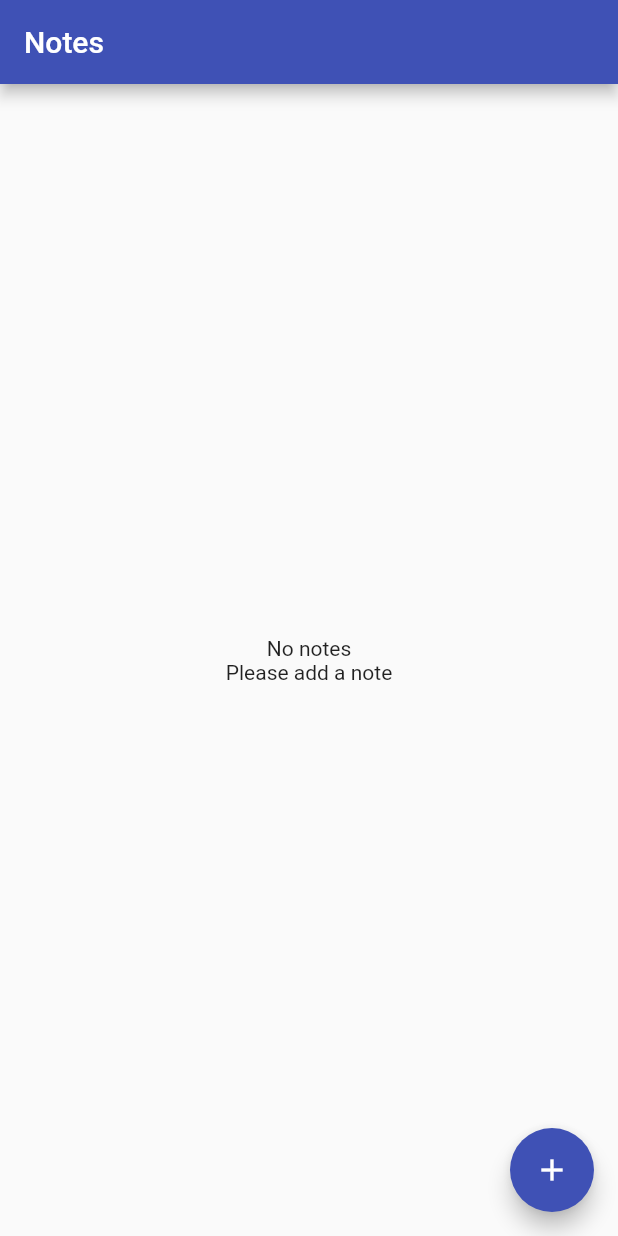
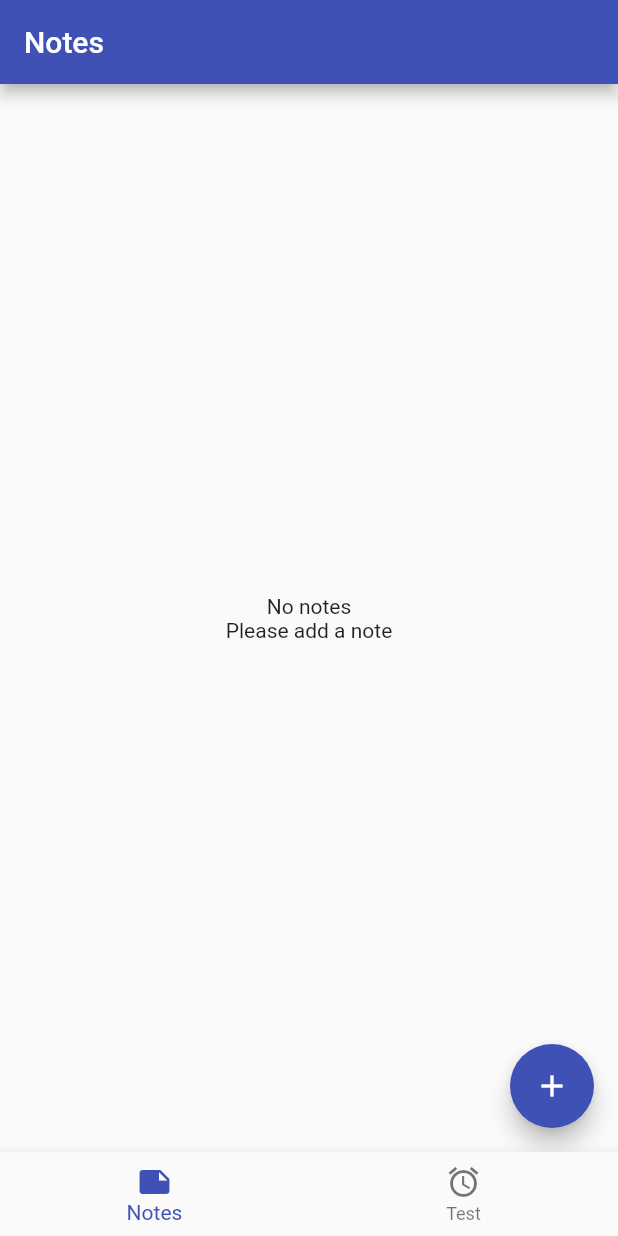
Before and after one commit to req-2020-2-empty-coffee-cups/notorious-note-tradicional, a Flutter app: the screen it shows after launch, on a phone screen of 412 x 824 dp. Run offline on Flutter 3.47's test engine with Material 2 defaults, Android fonts, the phone set to English and light mode, and no system bars; our stand-ins replace sqflite; accounts and stored records are empty.

Commit message:
Adicionar suporte a navegação em múltiplas páginas
Modificar página inicial para suporte a navegação entre múltiplas
páginas.

- Modificar início da aplicação
- Alterar `Scaffold` da página de leitura de notas
- Criar objeto para facilitar adição de múltiplas páginas

```diff
--- a/lib/main.dart
+++ b/lib/main.dart
@@ -19,6 +19,7 @@
 */
 
 import 'package:flutter/material.dart';
+import 'package:notorious_note/pages/home_page.dart';
 import 'package:provider/provider.dart';
 
 import 'pages/main_page.dart';
@@ -43,8 +44,7 @@ class MyApp extends StatelessWidget {
           future: Provider.of<Database>(context, listen: false).init(),
           builder: (context, snapshot) {
             if (snapshot.hasData) {
-              return MainPage(
-                  database: Provider.of<Database>(context, listen: false));
+              return HomePage();
             } else if (snapshot.hasError) {
               return Container(
                 child: Column(children: <Widget>[
--- /dev/null
+++ b/lib/pages/home_page.dart
@@ -0,0 +1,72 @@
+import 'package:flutter/material.dart';
+import 'package:notorious_note/pages/main_page.dart';
+import 'package:notorious_note/pages/test_page.dart';
+import 'package:notorious_note/services/database.dart';
+import 'package:provider/provider.dart';
+
+class HomePage extends StatefulWidget {
+  const HomePage({Key key}) : super(key: key);
+
+  @override
+  _HomePageState createState() => _HomePageState();
+}
+
+class _HomePageState extends State<HomePage> {
+  List<BottomNavigatorPageItem> _pageArray = <BottomNavigatorPageItem>[];
+  int _pageIndex = 0;
+
+  @override
+  Widget build(BuildContext context) {
+    _buildPageList(context);
+    print("Size of list is ${_pageArray.length}");
+    return Scaffold(
+      appBar: _pageArray[_pageIndex].pageAppBar,
+      body: Builder(
+        builder: (_) {
+          return _pageArray[_pageIndex].pageObject;
+        },
+      ),
+      bottomNavigationBar: BottomNavigationBar(
+        items: _pageArray.map((item) => item.pageBarItem).toList(),
+        currentIndex: _pageIndex,
+        onTap: (index) {
+          setState(() {
+            _pageIndex = index;
+          });
+        },
+      ),
+    );
+  }
+
+  void _buildPageList(BuildContext context) {
+    _pageArray = [
+      BottomNavigatorPageItem(
+          pageObject:
+              MainPage(database: Provider.of<Database>(context, listen: false)),
+          pageAppBar: AppBar(
+            title: Text("Notes"),
+          ),
+          pageBarItem:
+              BottomNavigationBarItem(icon: Icon(Icons.note), label: "Notes")),
+      BottomNavigatorPageItem(
+          pageObject: TestPage(),
+          pageAppBar: AppBar(title: Text("Test Page")),
+          pageBarItem: BottomNavigationBarItem(
+              icon: Icon(Icons.access_alarm_outlined), label: "Test")),
+    ];
+  }
+}
+
+class BottomNavigatorPageItem {
+  final Widget pageObject;
+  final AppBar pageAppBar;
+  final BottomNavigationBarItem pageBarItem;
+
+  BottomNavigatorPageItem(
+      {@required this.pageObject,
+      @required this.pageAppBar,
+      @required this.pageBarItem})
+      : assert(pageObject != null),
+        assert(pageAppBar != null),
+        assert(pageBarItem != null);
+}
--- a/lib/pages/main_page.dart
+++ b/lib/pages/main_page.dart
@@ -50,9 +50,6 @@ class _MainPageState extends State<MainPage> {
   @override
   Widget build(BuildContext context) {
     return Scaffold(
-      appBar: AppBar(
-        title: Text("Notes"),
-      ),
       body: Padding(
         padding: const EdgeInsets.all(16.0),
         child: _buildContents(context),
```
Also changed, not shown: lib/pages/test_page.dart (added, +17 -0 lines).
